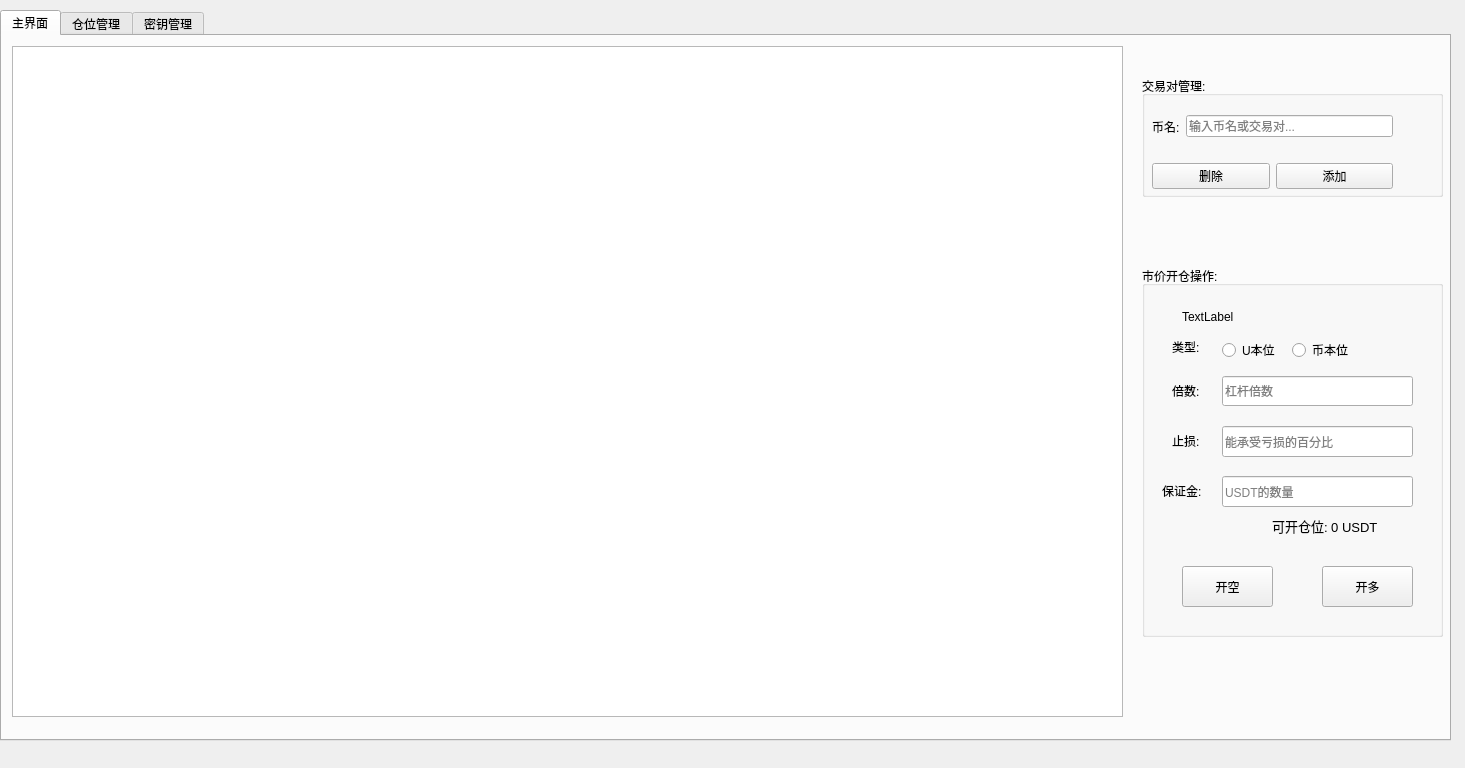
Above: form.ui from youngqqcn/binance-future-batch-tool before the change. Below: the same form after it.
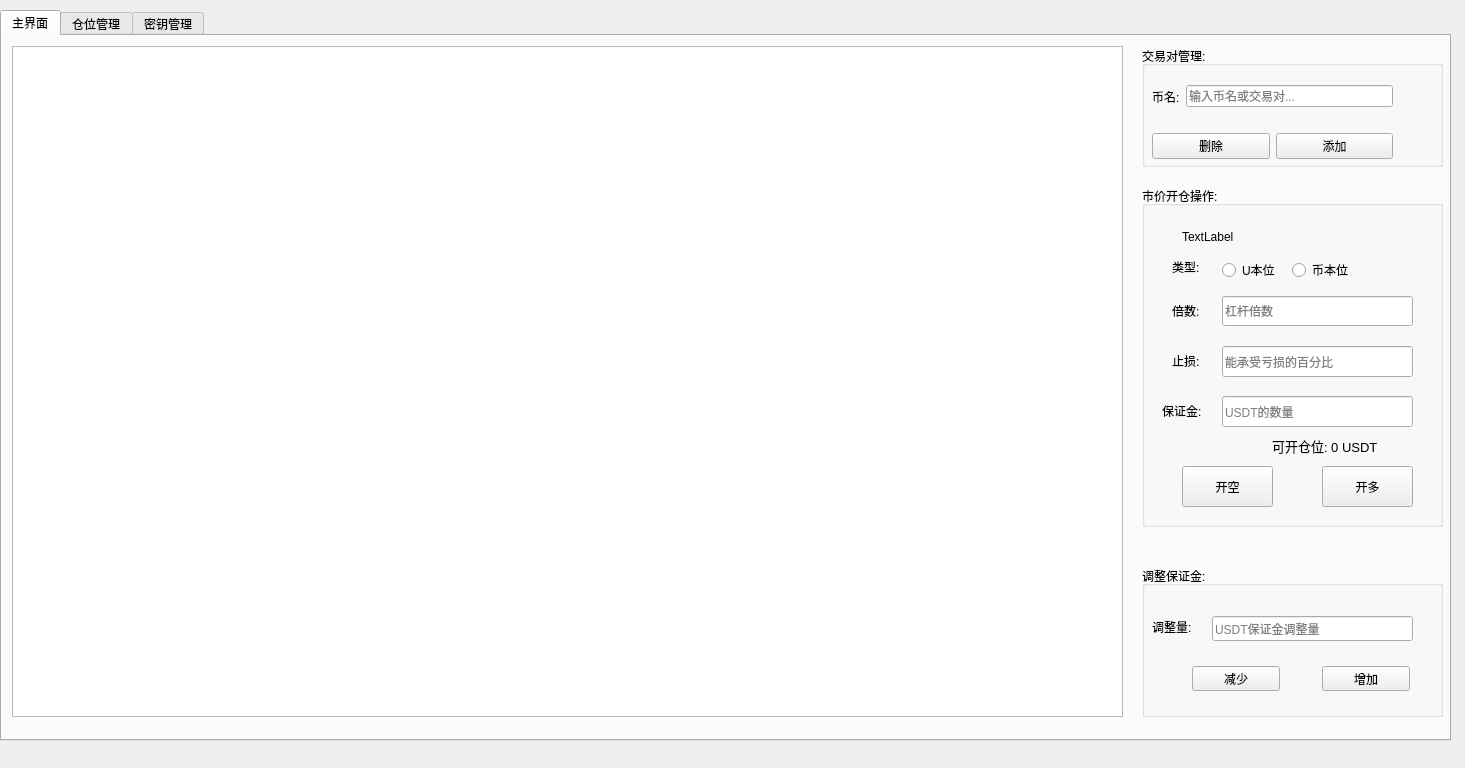
That is the form after the change.

```diff
--- a/form.ui
+++ b/form.ui
@@ -43,9 +43,9 @@
      <property name="geometry">
       <rect>
        <x>1140</x>
-       <y>230</y>
+       <y>150</y>
        <width>301</width>
-       <height>371</height>
+       <height>341</height>
       </rect>
      </property>
      <property name="title">
@@ -115,7 +115,7 @@
       <property name="geometry">
        <rect>
         <x>40</x>
-        <y>300</y>
+        <y>280</y>
         <width>91</width>
         <height>41</height>
        </rect>
@@ -128,7 +128,7 @@
       <property name="geometry">
        <rect>
         <x>180</x>
-        <y>300</y>
+        <y>280</y>
         <width>91</width>
         <height>41</height>
        </rect>
@@ -236,7 +236,7 @@
      <property name="geometry">
       <rect>
        <x>1140</x>
-       <y>40</y>
+       <y>10</y>
        <width>301</width>
        <height>121</height>
       </rect>
@@ -297,6 +297,71 @@
       </layout>
      </widget>
     </widget>
+    <widget class="QGroupBox" name="groupBox">
+     <property name="geometry">
+      <rect>
+       <x>1140</x>
+       <y>530</y>
+       <width>301</width>
+       <height>151</height>
+      </rect>
+     </property>
+     <property name="title">
+      <string>调整保证金:</string>
+     </property>
+     <widget class="QPushButton" name="btnDecreaseMargin">
+      <property name="geometry">
+       <rect>
+        <x>50</x>
+        <y>100</y>
+        <width>88</width>
+        <height>25</height>
+       </rect>
+      </property>
+      <property name="text">
+       <string>减少</string>
+      </property>
+     </widget>
+     <widget class="QPushButton" name="btnIncreaseMargin">
+      <property name="geometry">
+       <rect>
+        <x>180</x>
+        <y>100</y>
+        <width>88</width>
+        <height>25</height>
+       </rect>
+      </property>
+      <property name="text">
+       <string>增加</string>
+      </property>
+     </widget>
+     <widget class="QLineEdit" name="leAdjustMarginAmount">
+      <property name="geometry">
+       <rect>
+        <x>70</x>
+        <y>50</y>
+        <width>201</width>
+        <height>25</height>
+       </rect>
+      </property>
+      <property name="placeholderText">
+       <string>USDT保证金调整量</string>
+      </property>
+     </widget>
+     <widget class="QLabel" name="label_8">
+      <property name="geometry">
+       <rect>
+        <x>10</x>
+        <y>50</y>
+        <width>71</width>
+        <height>21</height>
+       </rect>
+      </property>
+      <property name="text">
+       <string>调整量:</string>
+      </property>
+     </widget>
+    </widget>
    </widget>
    <widget class="QWidget" name="tab_2">
     <attribute name="title">
```
